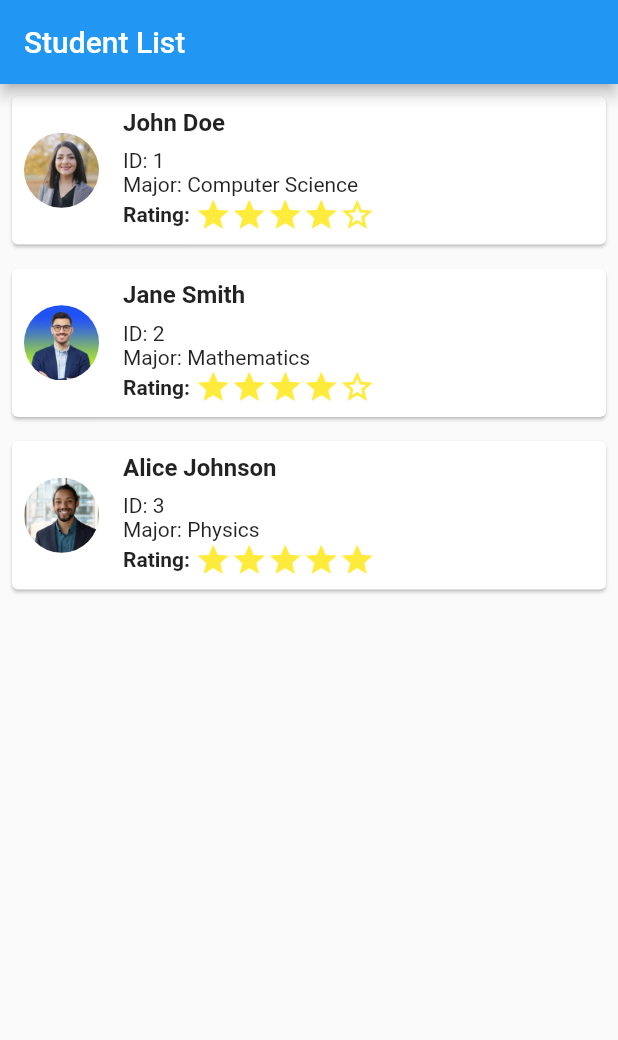
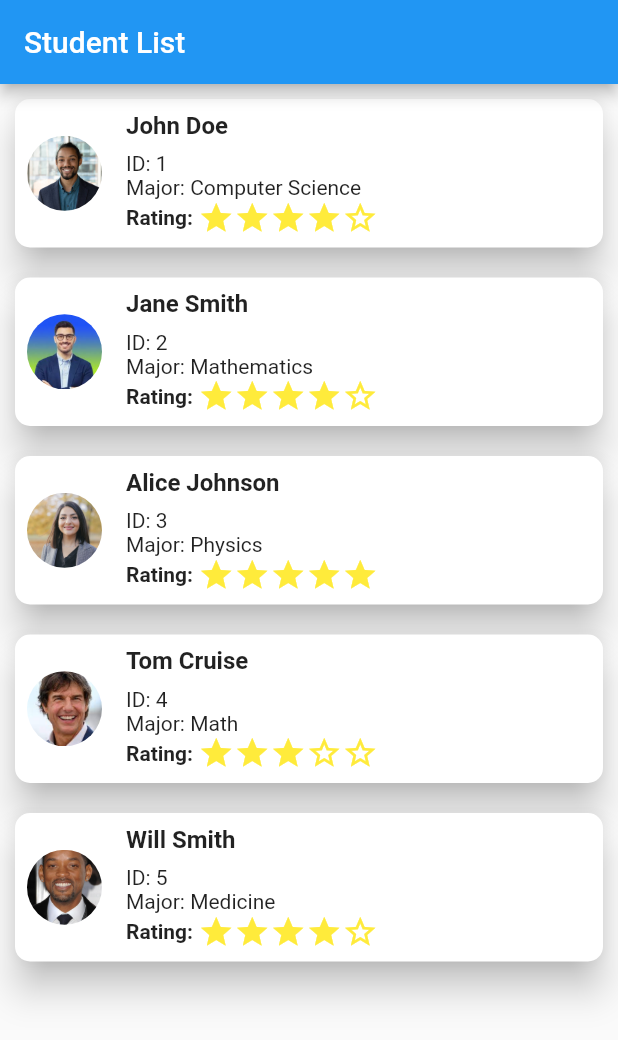
Before and after one commit to AsiaShalaldeh/StudyBuddy, a Flutter app: the screen it shows after launch, on a phone screen of 412 x 824 dp. Shown: the top 1040 px of the screen. Run offline on Flutter 3.47's test engine with Material 2 defaults, Android fonts, the phone set to English and light mode, and no system bars.

```diff
--- a/lib/main.dart
+++ b/lib/main.dart
@@ -27,7 +27,7 @@ class StudentListApp extends StatelessWidget {
         name: 'John Doe',
         major: 'Computer Science',
         rating: 84.0,
-        imageUrl: 'assets/images/std3.jpg'),
+        imageUrl: 'assets/images/std2.jpg'),
     Student(
         id: '2',
         name: 'Jane Smith',
@@ -39,7 +39,19 @@ class StudentListApp extends StatelessWidget {
         name: 'Alice Johnson',
         major: 'Physics',
         rating: 90.0,
-        imageUrl: 'assets/images/std2.jpg'),
+        imageUrl: 'assets/images/std3.jpg'),
+    Student(
+        id: '4',
+        name: 'Tom Cruise',
+        major: 'Math',
+        rating: 60.0,
+        imageUrl: 'assets/images/std4.jpg'),
+    Student(
+        id: '5',
+        name: 'Will Smith',
+        major: 'Medicine',
+        rating: 80.0,
+        imageUrl: 'assets/images/std5.jpg'),
   ];
 
   @override
@@ -71,7 +83,9 @@ class StudentCard extends StatelessWidget {
   @override
   Widget build(BuildContext context) {
     return Card(
-      margin: const EdgeInsets.all(8),
+      margin: const EdgeInsets.all(10),
+      elevation: 10.0,
+      shape: RoundedRectangleBorder(borderRadius: BorderRadius.circular(10)),
       child: Container(
         padding: const EdgeInsets.all(8),
         child: Row(
@@ -126,7 +140,7 @@ class RatingStars extends StatelessWidget {
   @override
   Widget build(BuildContext context) {
     final double ratingOutOf5 =
-        (rating / 20.0).clamp(0, 5); // Convert 0-100 scale to 0-5
+        (rating / 20.0).clamp(0, 5); // convert 0-100 scale to 0-5
     return Row(
       mainAxisSize: MainAxisSize.min,
       children: List.generate(
```
Also changed, not shown: assets/images/std4.jpg (added), assets/images/std5.jpg (added), 1 other file.
